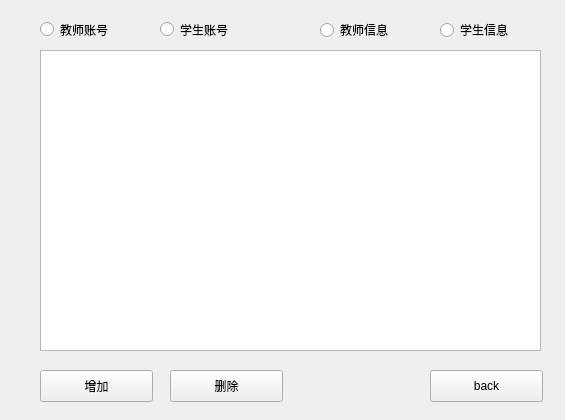
First picture: the form in admin.ui, repository yccc233/mana-sys, before the edit.
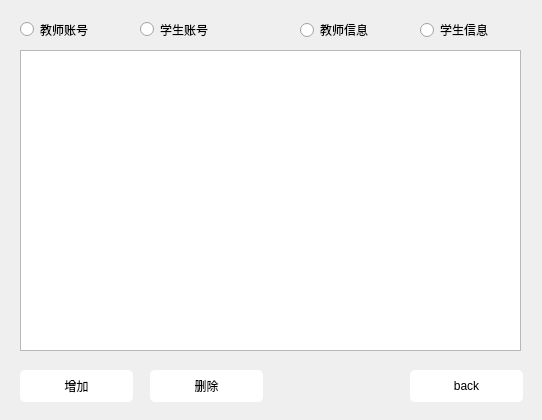
Second picture: the form after the edit.

```diff
--- a/admin.ui
+++ b/admin.ui
@@ -6,18 +6,51 @@
    <rect>
     <x>0</x>
     <y>0</y>
-    <width>565</width>
+    <width>542</width>
     <height>420</height>
    </rect>
   </property>
+  <property name="minimumSize">
+   <size>
+    <width>542</width>
+    <height>420</height>
+   </size>
+  </property>
+  <property name="maximumSize">
+   <size>
+    <width>542</width>
+    <height>420</height>
+   </size>
+  </property>
   <property name="windowTitle">
    <string>MainWindow</string>
   </property>
+  <property name="styleSheet">
+   <string notr="true">#pushButton_add,#pushButton_del,#pushButton_back{
+background:white;
+border-radius:5px;
+}
+
+#pushButton_add:hover,#pushButton_del:hover,#pushButton_back:hover{
+background:aqua;
+border-radius:5px;
+}
+
+#pushButton_add:pressed,#pushButton_del:pressed,#pushButton_back:pressed{
+background:blue;
+border-radius:5px;
+}
+
+QTableView{
+	font: 13pt &quot;HanziPen SC&quot;;
+}
+</string>
+  </property>
   <widget class="QWidget" name="centralwidget">
    <widget class="QPushButton" name="pushButton_back">
     <property name="geometry">
      <rect>
-      <x>430</x>
+      <x>410</x>
       <y>370</y>
       <width>113</width>
       <height>32</height>
@@ -30,7 +63,7 @@
    <widget class="QTableView" name="tableView">
     <property name="geometry">
      <rect>
-      <x>40</x>
+      <x>20</x>
       <y>50</y>
       <width>501</width>
       <height>301</height>
@@ -40,7 +73,7 @@
    <widget class="QRadioButton" name="radioButton_tea">
     <property name="geometry">
      <rect>
-      <x>320</x>
+      <x>300</x>
       <y>20</y>
       <width>99</width>
       <height>20</height>
@@ -53,7 +86,7 @@
    <widget class="QRadioButton" name="radioButton_stu">
     <property name="geometry">
      <rect>
-      <x>440</x>
+      <x>420</x>
       <y>20</y>
       <width>99</width>
       <height>20</height>
@@ -66,7 +99,7 @@
    <widget class="QPushButton" name="pushButton_add">
     <property name="geometry">
      <rect>
-      <x>40</x>
+      <x>20</x>
       <y>370</y>
       <width>113</width>
       <height>32</height>
@@ -79,7 +112,7 @@
    <widget class="QPushButton" name="pushButton_del">
     <property name="geometry">
      <rect>
-      <x>170</x>
+      <x>150</x>
       <y>370</y>
       <width>113</width>
       <height>32</height>
@@ -92,7 +125,7 @@
    <widget class="QRadioButton" name="radioButton_tea_acc">
     <property name="geometry">
      <rect>
-      <x>40</x>
+      <x>20</x>
       <y>20</y>
       <width>115</width>
       <height>19</height>
@@ -105,7 +138,7 @@
    <widget class="QRadioButton" name="radioButton_stu_acc">
     <property name="geometry">
      <rect>
-      <x>160</x>
+      <x>140</x>
       <y>20</y>
       <width>115</width>
       <height>19</height>
```
